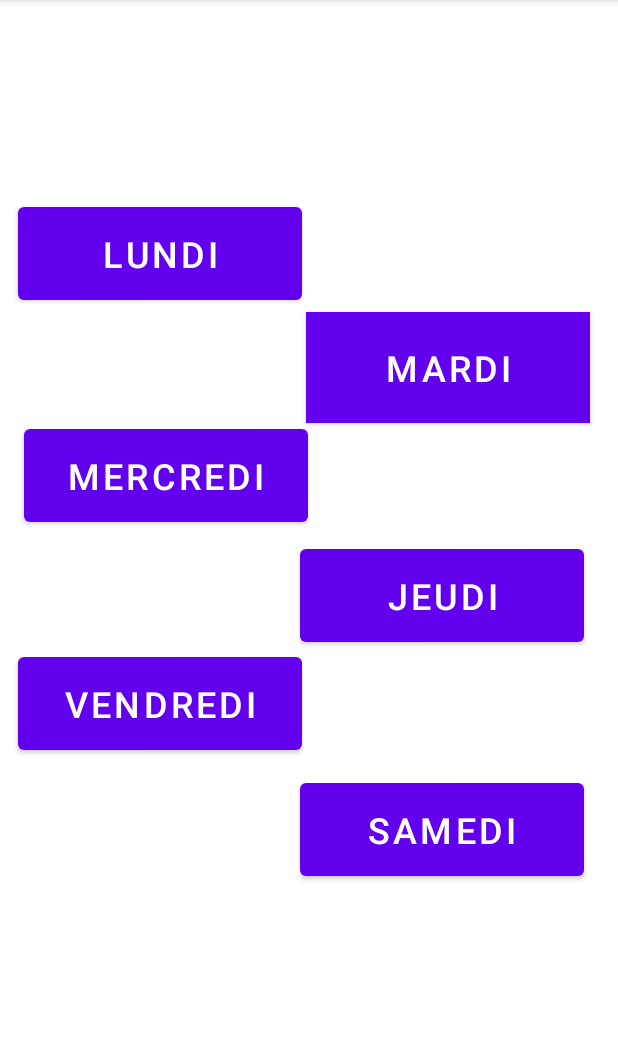
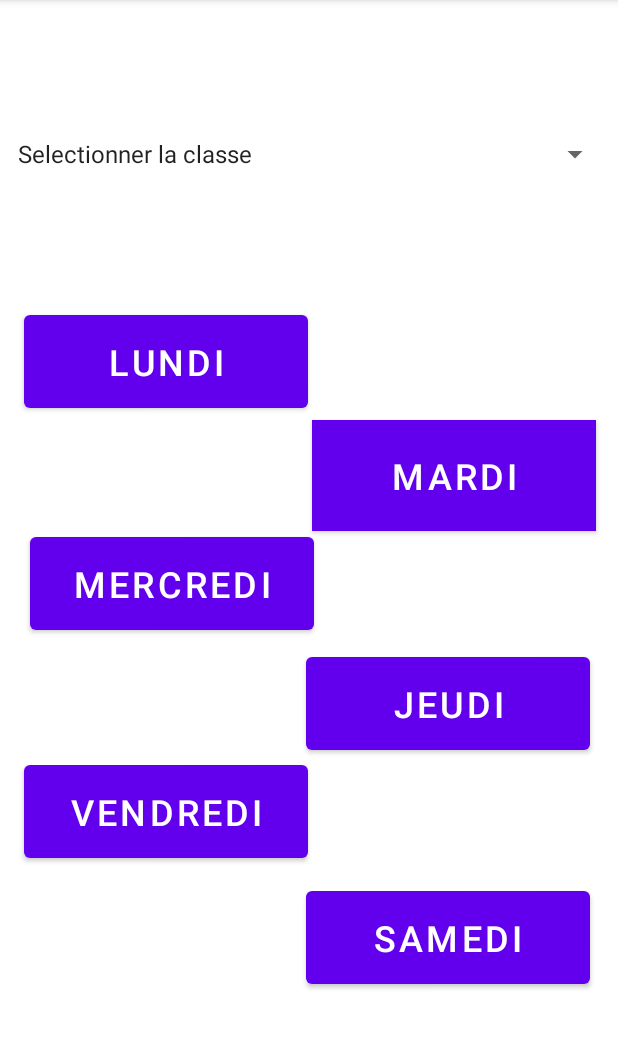
Before and after one commit to bocoum-adama/Gestion-des-EDT-et-Emploi-du-temps, an Android app: the ConsulterEDTjours screen opened directly, with no data from a screen before it, on a phone screen of 412 x 824 dp, the part 84-1133 px from its top. Run offline under Robolectric (Android 15) with nearby library versions, the phone set to English and light mode, and no system bars.

Commit message:
commit 2

```diff
--- a/app/src/main/java/sn/ipsl/gestionedt_sallesdecours_ipsl/ConsulterEDT.java
+++ b/app/src/main/java/sn/ipsl/gestionedt_sallesdecours_ipsl/ConsulterEDT.java
@@ -45,7 +45,9 @@ public class ConsulterEDT extends AppCompatActivity {
             j=recupere.getStringExtra(global_jour);
 
         }
-        int jr= Integer.parseInt(j);
+        String[] var=j.split(":");
+        int jr= Integer.parseInt(var[0]);
+        String classe=var[1];
 
         dao.getedt(jr).addOnCompleteListener(new OnCompleteListener<QuerySnapshot>() {
             @Override
@@ -56,7 +58,7 @@ public class ConsulterEDT extends AppCompatActivity {
                         String[] hr = u.getHeure().split(":");
                         int heur =Integer.parseInt(hr[0]);
                         for (int i=0;i<u.getNombre_heur();i++){
-                            tv[heur-8].setText(u.getCours());
+                            tv[heur-8].setText(u.getCours()+" : "+u.getSall());
                             int color = (0xff) << 24 | (0xa6) << 16 | (0xca) << 8 | (0xf0);
                             tv[heur-8].setBackgroundColor(color);
                             heur=heur+1;
--- a/app/src/main/java/sn/ipsl/gestionedt_sallesdecours_ipsl/ConsulterEDTjours.java
+++ b/app/src/main/java/sn/ipsl/gestionedt_sallesdecours_ipsl/ConsulterEDTjours.java
@@ -5,11 +5,15 @@ import androidx.appcompat.app.AppCompatActivity;
 import android.content.Intent;
 import android.os.Bundle;
 import android.view.View;
+import android.widget.AdapterView;
+import android.widget.ArrayAdapter;
 import android.widget.Button;
+import android.widget.Spinner;
 
-public class ConsulterEDTjours extends AppCompatActivity {
+public class ConsulterEDTjours extends AppCompatActivity implements AdapterView.OnItemSelectedListener {
 
     final String global_jour="globaljour";
+    private Spinner spinner;
     @Override
     protected void onCreate(Bundle savedInstanceState) {
         super.onCreate(savedInstanceState);
@@ -21,11 +25,21 @@ public class ConsulterEDTjours extends AppCompatActivity {
         Button vendredi=(Button) findViewById(R.id.vendredi);
         Button samedi=(Button) findViewById(R.id.samedi);
 
+        String[] classa=new String[]{"Selectionner la classe","CPI1","CPI2","ING1_INF0","ING2_INF0","ING3_INF0"
+                ,"ING1_CIVIL","ING2_CIVIL","ING3_CIVIL","ING1_MECA","ING2_MECA","ING3_MECA"};
+        spinner=findViewById(R.id.spinner3);
+        ArrayAdapter<String> adapter=new ArrayAdapter<String>(this,
+                android.R.layout.simple_spinner_item,classa);
+        adapter.setDropDownViewResource(android.R.layout.simple_spinner_dropdown_item);
+        spinner.setAdapter(adapter);
+
+        spinner.setOnItemSelectedListener(this);
+
         lundi.setOnClickListener(new View.OnClickListener() {
             @Override
             public void onClick(View view) {
                 Intent ordre1= new Intent(getApplicationContext(),ConsulterEDT.class);
-                ordre1.putExtra(global_jour,"1");
+                ordre1.putExtra(global_jour,"1:"+spinner.getSelectedItem().toString());
                 startActivity(ordre1);
             }
         });
@@ -33,7 +47,7 @@ public class ConsulterEDTjours extends AppCompatActivity {
             @Override
             public void onClick(View view) {
                 Intent ordre1= new Intent(getApplicationContext(),ConsulterEDT.class);
-                ordre1.putExtra(global_jour,"2");
+                ordre1.putExtra(global_jour,"2:"+spinner.getSelectedItem().toString());
                 startActivity(ordre1);
             }
         });
@@ -41,7 +55,7 @@ public class ConsulterEDTjours extends AppCompatActivity {
             @Override
             public void onClick(View view) {
                 Intent ordre1= new Intent(getApplicationContext(),ConsulterEDT.class);
-                ordre1.putExtra(global_jour,"3");
+                ordre1.putExtra(global_jour,"3:"+spinner.getSelectedItem().toString());
                 startActivity(ordre1);
             }
         });
@@ -49,7 +63,7 @@ public class ConsulterEDTjours extends AppCompatActivity {
             @Override
             public void onClick(View view) {
                 Intent ordre1= new Intent(getApplicationContext(),ConsulterEDT.class);
-                ordre1.putExtra(global_jour,"4");
+                ordre1.putExtra(global_jour,"4:"+spinner.getSelectedItem().toString());
                 startActivity(ordre1);
             }
         });
@@ -57,7 +71,7 @@ public class ConsulterEDTjours extends AppCompatActivity {
             @Override
             public void onClick(View view) {
                 Intent ordre1= new Intent(getApplicationContext(),ConsulterEDT.class);
-                ordre1.putExtra(global_jour,"5");
+                ordre1.putExtra(global_jour,"5:"+spinner.getSelectedItem().toString());
                 startActivity(ordre1);
             }
         });
@@ -65,7 +79,7 @@ public class ConsulterEDTjours extends AppCompatActivity {
             @Override
             public void onClick(View view) {
                 Intent ordre1= new Intent(getApplicationContext(),ConsulterEDT.class);
-                ordre1.putExtra(global_jour,"6");
+                ordre1.putExtra(global_jour,"6:"+spinner.getSelectedItem().toString());
                 startActivity(ordre1);
             }
         });
@@ -73,4 +87,14 @@ public class ConsulterEDTjours extends AppCompatActivity {
 
 
     }
+
+    @Override
+    public void onItemSelected(AdapterView<?> adapterView, View view, int i, long l) {
+
+    }
+
+    @Override
+    public void onNothingSelected(AdapterView<?> adapterView) {
+
+    }
 }
--- a/app/src/main/res/layout/activity_consulter_edtjours.xml
+++ b/app/src/main/res/layout/activity_consulter_edtjours.xml
@@ -7,24 +7,33 @@
     android:layout_height="match_parent"
     tools:context=".ConsulterEDTjours">
 
+    <Spinner
+        android:id="@+id/spinner3"
+        android:layout_width="403dp"
+        android:layout_height="77dp"
+        android:layout_marginStart="4dp"
+        android:layout_marginTop="64dp"
+        app:layout_constraintStart_toStartOf="parent"
+        app:layout_constraintTop_toTopOf="parent" />
+
     <Button
         android:id="@+id/jeudi"
         android:layout_width="189dp"
         android:layout_height="74dp"
-        android:layout_marginStart="200dp"
-        android:layout_marginTop="360dp"
+        android:layout_marginStart="204dp"
+        android:layout_marginTop="432dp"
         android:text="JEUDI"
         android:textSize="24sp"
         app:layout_constraintStart_toStartOf="parent"
         app:layout_constraintTop_toTopOf="parent" />
 
     <Button
-        android:id="@+id/vendredi"
+        android:id="@+id/mercredi"
         android:layout_width="189dp"
         android:layout_height="74dp"
-        android:layout_marginStart="12dp"
-        android:layout_marginTop="432dp"
-        android:text="VENDREDI"
+        android:layout_marginStart="20dp"
+        android:layout_marginTop="352dp"
+        android:text="MERCREDI"
         android:textSize="24sp"
         app:layout_constraintStart_toStartOf="parent"
         app:layout_constraintTop_toTopOf="parent" />
@@ -33,8 +42,8 @@
         android:id="@+id/samedi"
         android:layout_width="189dp"
         android:layout_height="74dp"
-        android:layout_marginStart="200dp"
-        android:layout_marginTop="516dp"
+        android:layout_marginStart="204dp"
+        android:layout_marginTop="588dp"
         android:text="SAMEDI"
         android:textSize="24sp"
         app:layout_constraintStart_toStartOf="parent"
@@ -44,20 +53,9 @@
         android:id="@+id/lundi"
         android:layout_width="189dp"
         android:layout_height="74dp"
-        android:layout_marginStart="12dp"
-        android:layout_marginTop="132dp"
+        android:layout_marginStart="16dp"
+        android:layout_marginTop="204dp"
         android:text="LUNDI"
-        android:textSize="24sp"
-        app:layout_constraintStart_toStartOf="parent"
-        app:layout_constraintTop_toTopOf="parent" />
-
-    <Button
-        android:id="@+id/mercredi"
-        android:layout_width="189dp"
-        android:layout_height="74dp"
-        android:layout_marginStart="16dp"
-        android:layout_marginTop="280dp"
-        android:text="MERCREDI"
         android:textSize="24sp"
         app:layout_constraintStart_toStartOf="parent"
         app:layout_constraintTop_toTopOf="parent" />
@@ -66,12 +64,24 @@
         android:id="@+id/mardi"
         android:layout_width="189dp"
         android:layout_height="74dp"
-        android:layout_marginStart="204dp"
-        android:layout_marginTop="208dp"
+        android:layout_marginStart="208dp"
+        android:layout_marginTop="280dp"
         android:background="@color/white"
         android:text="MARDI"
         android:textColor="#FFFFFF"
         android:textSize="24sp"
         app:layout_constraintStart_toStartOf="parent"
         app:layout_constraintTop_toTopOf="parent" />
+
+    <Button
+        android:id="@+id/vendredi"
+        android:layout_width="189dp"
+        android:layout_height="74dp"
+        android:layout_marginStart="16dp"
+        android:layout_marginTop="504dp"
+        android:text="VENDREDI"
+        android:textSize="24sp"
+        app:layout_constraintStart_toStartOf="parent"
+        app:layout_constraintTop_toTopOf="parent" />
+
 </androidx.constraintlayout.widget.ConstraintLayout>
```
Also changed, not shown: app/src/main/java/sn/ipsl/gestionedt_sallesdecours_ipsl/AdminInterface.java (+10 -1 lines), app/src/main/res/layout/activity_admin_interface.xml (+19 -11 lines), app/src/main/res/layout/activity_consulter_edt.xml (+17 -17 lines).
